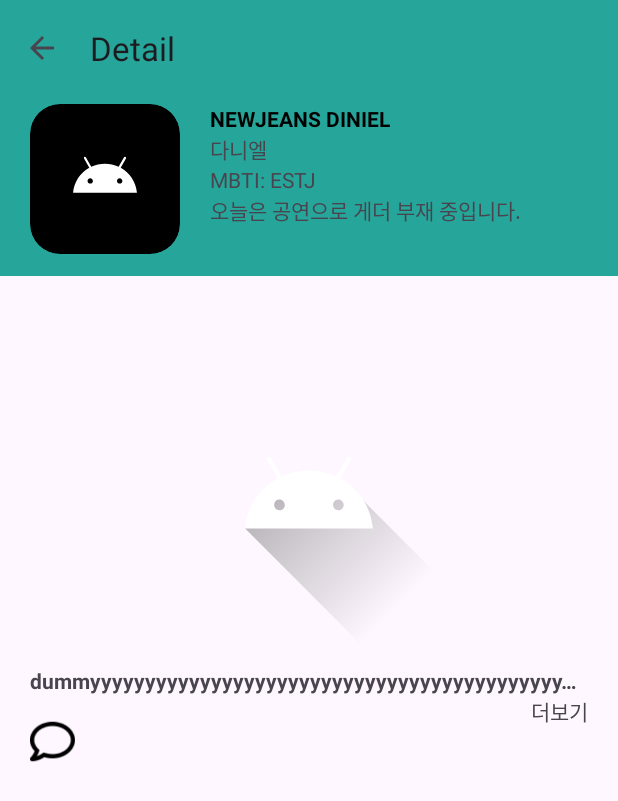
After one commit to dlho1222/Sparta-Week5-Team--SNS, an Android app: the DetailActivity screen opened directly, with no data from a screen before it, on a phone screen of 412 x 824 dp. The commit adds this screen. Shown: the top 801 px of the screen. Run offline under Robolectric (Android 15) with nearby library versions, the phone set to English and light mode, and no system bars.

Commit message:
디테일 페이지 댓글, 설명란 더보기,접기 구현

```diff
--- a/app/src/main/AndroidManifest.xml
+++ b/app/src/main/AndroidManifest.xml
@@ -13,6 +13,9 @@
         android:theme="@style/Theme.SNS"
         tools:targetApi="31">
         <activity
+            android:name=".DetailActivity"
+            android:exported="false" />
+        <activity
             android:name=".MainActivity"
             android:exported="true">
             <intent-filter>
--- /dev/null
+++ b/app/src/main/java/com/example/sns/DetailActivity.kt
@@ -0,0 +1,95 @@
+package com.example.sns
+
+import android.os.Bundle
+import android.view.MenuItem
+import android.view.View
+import android.widget.EditText
+import android.widget.ImageView
+import android.widget.TextView
+import androidx.appcompat.app.AlertDialog
+import androidx.appcompat.app.AppCompatActivity
+import androidx.appcompat.widget.Toolbar
+
+class DetailActivity : AppCompatActivity() {
+    override fun onCreate(savedInstanceState: Bundle?) {
+        super.onCreate(savedInstanceState)
+        setContentView(R.layout.activity_detail)
+        val toolBar = findViewById<Toolbar>(R.id.tb_ToolBar)
+        toolBar.apply {
+            title = "Detail"
+            setSupportActionBar(this)
+        }
+        supportActionBar?.setDisplayHomeAsUpEnabled(true)
+        val commentImage = findViewById<ImageView>(R.id.iv_AddComment)
+
+        commentImage.setOnClickListener {//코멘트 이미지 눌렀을 때 다이얼로그
+            addCommentDialog()
+        }
+        setDescription() //Description 셋팅
+
+    }
+    private fun setDescription(){
+        //TODO 사진 설명 메인액티비티에서 받아 올 예정
+        val description = findViewById<TextView>(R.id.tv_Description) // 설명
+        val view_more = findViewById<TextView>(R.id.tv_ViewMore) // 더보기
+        val close_Text = findViewById<TextView>(R.id.tv_CloseDescription) //접기
+        description.text = "dummyyyyyyyyyyyyyyyyyyyyyyyyyyyyyyyyyyyyyyyyyyyyyyyyyyyyyyyyyyyyyyyy"
+        setViewMore(description,view_more,close_Text)
+    }
+
+    override fun onOptionsItemSelected(item: MenuItem): Boolean { //백버튼 구현
+        return when(item.itemId){
+            android.R.id.home -> {
+                finish()
+                true
+            }
+            else->{
+                super.onOptionsItemSelected(item)
+            }
+        }
+    }
+    private fun addCommentDialog(){ // 댓글 팝업창
+        val editText = EditText(this).apply {
+            hint = "댓글달기"
+        }
+        AlertDialog.Builder(this).apply {
+            setView(editText)
+            setNegativeButton("취소"){dialogInterface,_->dialogInterface.cancel()}
+            setPositiveButton("추가"){_,_->
+                if(editText.text.isNullOrEmpty() || editText.text.trim() == "") return@setPositiveButton else addComment(editText.text.toString())
+
+            }
+            show()
+        }
+    }
+    private fun addComment(text:String){ //댓글 달기
+        val comment = findViewById<TextView>(R.id.tv_Comment)
+        comment.append("id "+text + "\n")
+            //TODO id 메인액티비티에서 받아 올 예정
+    }
+    private fun setViewMore(contentTextView: TextView, viewMoreTextView: TextView, closeTextView :TextView) {
+        // getEllipsisCount()을 통한 더보기 표시 및 구현
+        contentTextView.post {
+            val lineCount = contentTextView.layout.lineCount
+            if (lineCount > 0) {
+                if (contentTextView.layout.getEllipsisCount(lineCount - 1) > 0) {
+                    // 더보기 표시
+                    viewMoreTextView.visibility = View.VISIBLE
+
+                    // 더보기, 접기 클릭 이벤트
+                    viewMoreTextView.setOnClickListener {
+                        contentTextView.maxLines = Int.MAX_VALUE
+                        viewMoreTextView.visibility = View.GONE
+                        closeTextView.visibility = View.VISIBLE
+                    }
+                    // 접기 표시
+                    closeTextView.setOnClickListener {
+                        contentTextView.maxLines = 1
+                        viewMoreTextView.visibility = View.VISIBLE
+                        closeTextView.visibility = View.GONE
+                    }
+                }
+            }
+        }
+    }
+}
--- a/app/src/main/java/com/example/sns/MainActivity.kt
+++ b/app/src/main/java/com/example/sns/MainActivity.kt
@@ -7,5 +7,6 @@ class MainActivity : AppCompatActivity() {
     override fun onCreate(savedInstanceState: Bundle?) {
         super.onCreate(savedInstanceState)
         setContentView(R.layout.activity_main)
+
     }
 }
--- /dev/null
+++ b/app/src/main/res/drawable/bg_rounded.xml
@@ -0,0 +1,6 @@
+<?xml version="1.0" encoding="utf-8"?>
+<shape xmlns:android="http://schemas.android.com/apk/res/android"
+    >
+<solid android:color="@color/black"/>
+    <corners android:radius="20dp"/>
+</shape>
--- /dev/null
+++ b/app/src/main/res/layout/activity_detail.xml
@@ -0,0 +1,173 @@
+<?xml version="1.0" encoding="utf-8"?>
+<androidx.constraintlayout.widget.ConstraintLayout xmlns:android="http://schemas.android.com/apk/res/android"
+    xmlns:app="http://schemas.android.com/apk/res-auto"
+    xmlns:tools="http://schemas.android.com/tools"
+    android:layout_width="match_parent"
+    android:layout_height="match_parent"
+    tools:context=".DetailActivity">
+
+    <androidx.appcompat.widget.Toolbar
+        android:id="@+id/tb_ToolBar"
+        android:layout_width="0dp"
+        android:layout_height="wrap_content"
+        android:background="#26A69A"
+        app:layout_constraintEnd_toEndOf="parent"
+        app:layout_constraintStart_toStartOf="parent"
+        app:layout_constraintTop_toTopOf="parent" />
+
+    <ScrollView
+        android:id="@+id/scrollView"
+        android:layout_width="match_parent"
+        android:layout_height="0dp"
+        app:layout_constraintBottom_toBottomOf="parent"
+        app:layout_constraintTop_toBottomOf="@id/tb_ToolBar">
+
+        <androidx.constraintlayout.widget.ConstraintLayout
+            android:id="@+id/constraint_ParentLayout"
+            android:layout_width="match_parent"
+            android:layout_height="match_parent">
+
+
+            <androidx.constraintlayout.widget.ConstraintLayout
+                android:id="@+id/constraint_Profile"
+                android:layout_width="match_parent"
+                android:layout_height="120dp"
+                android:background="#26A69A"
+                android:paddingHorizontal="20dp"
+                app:layout_constraintEnd_toEndOf="parent"
+                app:layout_constraintStart_toStartOf="parent"
+                app:layout_constraintTop_toTopOf="parent">
+
+                <ImageView
+                    android:id="@+id/iv_Profile"
+                    android:layout_width="100dp"
+                    android:layout_height="100dp"
+                    android:layout_marginBottom="10dp"
+                    android:background="@drawable/bg_rounded"
+                    android:clipToOutline="true"
+                    android:src="@drawable/ic_launcher_foreground"
+                    app:layout_constraintBottom_toBottomOf="parent"
+                    app:layout_constraintStart_toStartOf="parent"
+                    app:layout_constraintTop_toTopOf="parent" />
+
+                <TextView
+                    android:id="@+id/tv_EngName"
+                    android:layout_width="0dp"
+                    android:layout_height="wrap_content"
+                    android:layout_marginStart="20dp"
+                    android:text="NEWJEANS DINIEL"
+                    android:textColor="@color/black"
+                    android:textStyle="bold"
+                    app:layout_constraintStart_toEndOf="@id/iv_Profile"
+                    app:layout_constraintTop_toTopOf="@id/iv_Profile" />
+
+                <TextView
+                    android:id="@+id/tv_KR_Name"
+                    android:layout_width="0dp"
+                    android:layout_height="wrap_content"
+                    android:text="다니엘"
+                    app:layout_constraintEnd_toEndOf="parent"
+                    app:layout_constraintStart_toStartOf="@id/tv_EngName"
+                    app:layout_constraintTop_toBottomOf="@id/tv_EngName" />
+
+                <TextView
+                    android:id="@+id/tv_MBTI"
+                    android:layout_width="0dp"
+                    android:layout_height="wrap_content"
+                    android:text="MBTI: ESTJ"
+                    app:layout_constraintEnd_toEndOf="parent"
+                    app:layout_constraintStart_toStartOf="@id/tv_KR_Name"
+                    app:layout_constraintTop_toBottomOf="@id/tv_KR_Name" />
+
+                <TextView
+                    android:id="@+id/tv_Status"
+                    android:layout_width="0dp"
+                    android:layout_height="wrap_content"
+                    android:text="오늘은 공연으로 게더 부재 중입니다."
+                    app:layout_constraintEnd_toEndOf="parent"
+                    app:layout_constraintStart_toStartOf="@id/tv_MBTI"
+                    app:layout_constraintTop_toBottomOf="@id/tv_MBTI" />
+            </androidx.constraintlayout.widget.ConstraintLayout>
+
+
+            <ImageView
+                android:id="@+id/iv_DetailImage"
+                android:layout_width="0dp"
+                android:layout_height="200dp"
+                android:layout_marginHorizontal="20dp"
+                android:layout_marginTop="50dp"
+                android:src="@drawable/ic_launcher_foreground"
+                app:layout_constraintEnd_toEndOf="parent"
+                app:layout_constraintStart_toStartOf="parent"
+                app:layout_constraintTop_toBottomOf="@id/constraint_Profile" />
+
+
+            <TextView
+                android:id="@+id/tv_Description"
+                android:layout_width="0dp"
+                android:layout_height="wrap_content"
+                android:layout_marginTop="10dp"
+                android:ellipsize="end"
+                android:maxLines="1"
+
+                tools:text="8/12 : 인어공주 뮤직비디오 촬영차 미국에 다녀오게 되었습니다."
+                android:textStyle="bold"
+
+                app:layout_constraintEnd_toEndOf="@id/iv_DetailImage"
+                app:layout_constraintStart_toStartOf="@id/iv_DetailImage"
+                app:layout_constraintTop_toBottomOf="@id/iv_DetailImage" />
+
+            <TextView
+                android:layout_width="wrap_content"
+                android:layout_height="wrap_content"
+                android:text="더보기"
+                android:id="@+id/tv_ViewMore"
+                app:layout_constraintTop_toBottomOf="@id/tv_Description"
+                app:layout_constraintEnd_toEndOf="@id/tv_Description"
+                android:visibility="gone"
+                />
+            <TextView
+                android:layout_width="wrap_content"
+                android:layout_height="wrap_content"
+                android:text="접기"
+                android:id="@+id/tv_CloseDescription"
+                app:layout_constraintTop_toBottomOf="@id/tv_Description"
+                app:layout_constraintEnd_toEndOf="@id/tv_Description"
+                android:visibility="gone"
+                />
+
+
+            <LinearLayout
+                android:id="@+id/linearLayout"
+                android:layout_width="0dp"
+                android:layout_height="wrap_content"
+                android:layout_marginTop="16dp"
+                android:orientation="vertical"
+                app:layout_constraintEnd_toEndOf="@id/tv_Description"
+                app:layout_constraintStart_toStartOf="@id/tv_Description"
+                app:layout_constraintTop_toBottomOf="@id/tv_Description">
+
+                <ImageView
+                    android:id="@+id/iv_AddComment"
+                    android:layout_width="30dp"
+                    android:layout_height="30dp"
+                    android:layout_marginBottom="16dp"
+                    android:src="@drawable/comment"
+                    />
+
+                <TextView
+                    android:id="@+id/tv_Comment"
+                    android:layout_width="match_parent"
+                    android:layout_height="wrap_content"
+                    tools:text="너무 아름답네요!"
+                    android:textSize="22dp"
+                    android:textStyle="bold"
+                    />
+            </LinearLayout>
+
+
+        </androidx.constraintlayout.widget.ConstraintLayout>
+    </ScrollView>
+
+
+</androidx.constraintlayout.widget.ConstraintLayout>
```
Also changed, not shown: app/src/main/res/drawable/comment.png (added), gradle/wrapper/gradle-wrapper.properties.
